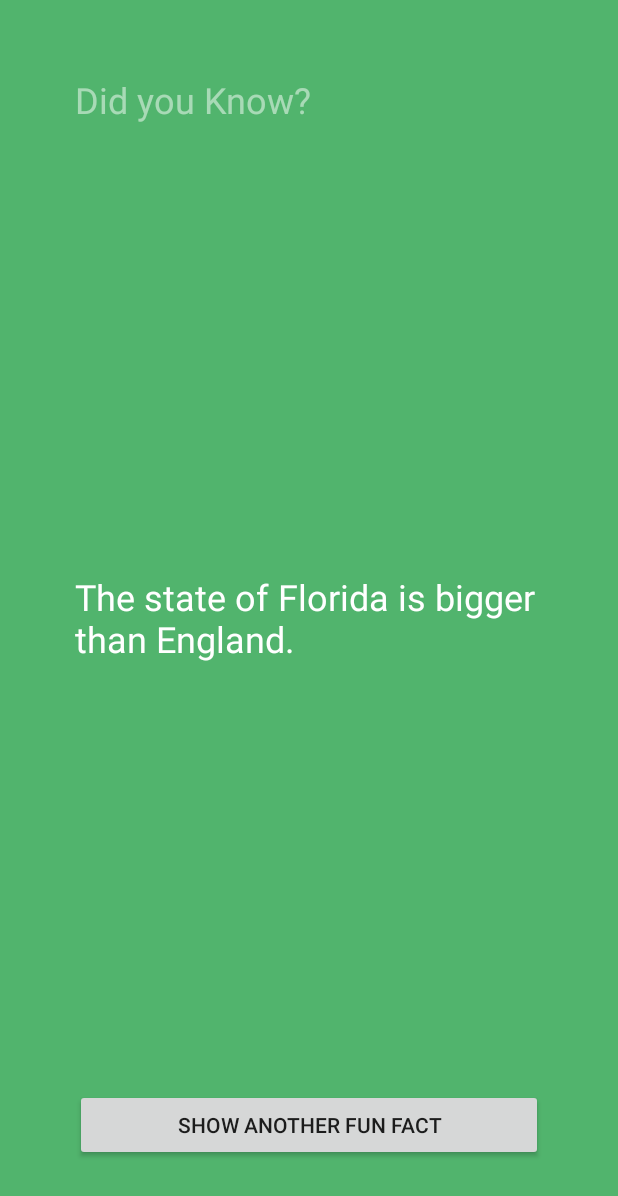
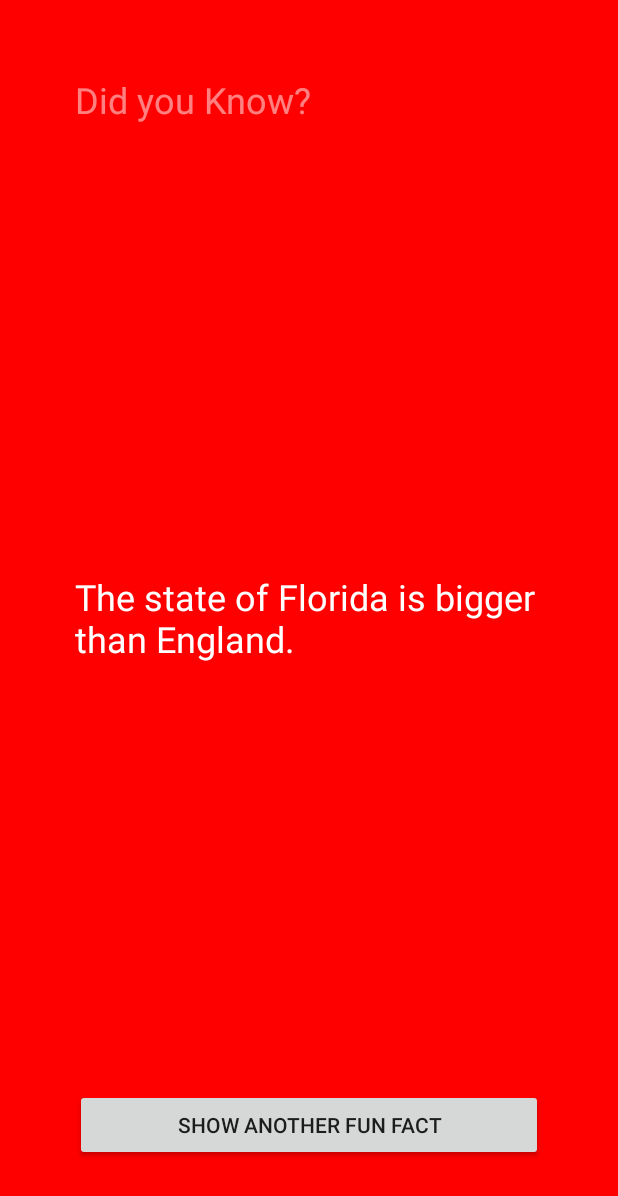
Before and after one commit to mgumiero9/Fun_Facts, an Android app: the screen it shows after launch (FunFactsActivity), after a tap on "SHOW ANOTHER FUN FACT", on a phone screen of 412 x 824 dp. Shown: the top 1196 px of the screen. Run offline under Robolectric (Android 15) with nearby library versions, the phone set to English and light mode, and no system bars.

Commit message:
Adding basic color functionality

```diff
--- a/app/src/main/java/com/androiders/funfacts/FunFactsActivity.java
+++ b/app/src/main/java/com/androiders/funfacts/FunFactsActivity.java
@@ -1,9 +1,11 @@
 package com.androiders.funfacts;
 
+import android.graphics.Color;
 import android.support.v7.app.AppCompatActivity;
 import android.os.Bundle;
 import android.view.View;
 import android.widget.Button;
+import android.widget.RelativeLayout;
 import android.widget.TextView;
 
 import java.util.Random;
@@ -14,6 +16,7 @@ public class FunFactsActivity extends AppCompatActivity {
     // Declaring Variables
     private TextView mFactTextView;
     private Button mShowFactButton;
+    private RelativeLayout mRelativeLayout;
 
     @Override
     protected void onCreate(Bundle savedInstanceState) {
@@ -23,6 +26,7 @@ public class FunFactsActivity extends AppCompatActivity {
         // Assigning TextView and Button to our variables
         mFactTextView = (TextView) findViewById(R.id.factTextView);
         mShowFactButton = (Button) findViewById(R.id.showFactButton);
+        mRelativeLayout = (RelativeLayout) findViewById(R.id.relativeLayout);
 
         // Defining the Listener object
         View.OnClickListener listener = new View.OnClickListener() {
@@ -30,8 +34,8 @@ public class FunFactsActivity extends AppCompatActivity {
             public void onClick(View v) {
 
                 String fact = mFactBook.getFact();
-
                 mFactTextView.setText(fact);
+                mRelativeLayout.setBackgroundColor(Color.RED);
             }
         };
 
--- a/app/src/main/res/layout/activity_fun_facts.xml
+++ b/app/src/main/res/layout/activity_fun_facts.xml
@@ -7,6 +7,7 @@
     android:paddingLeft="@dimen/activity_horizontal_margin"
     android:paddingRight="@dimen/activity_horizontal_margin"
     android:paddingTop="@dimen/activity_vertical_margin"
+    android:id="@+id/relativeLayout"
     tools:context="com.androiders.funfacts.FunFactsActivity"
     android:background="#51b46d">
 
```
